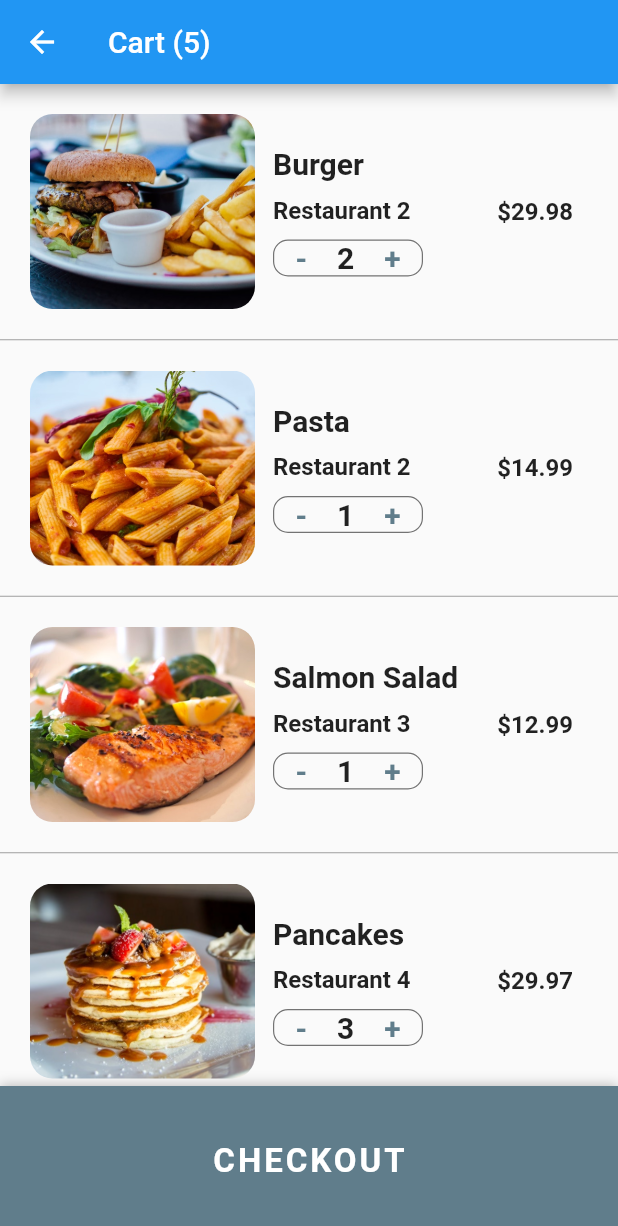
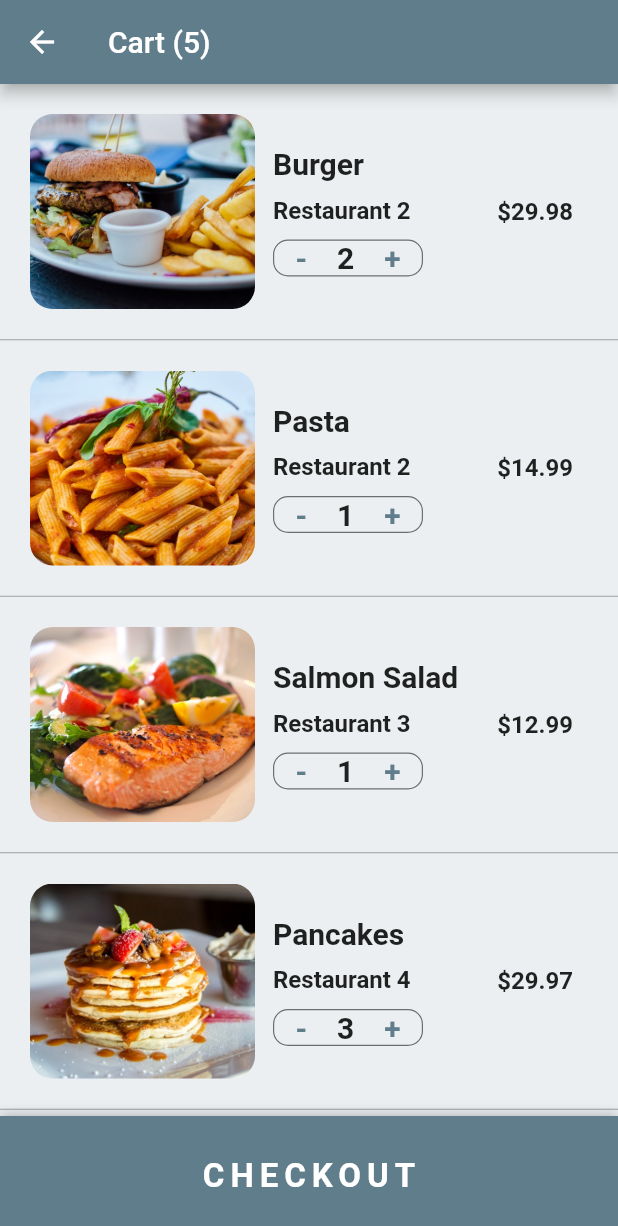
Before and after one commit to farzadseyyedzadeh/food_delivery_app, a Flutter app: the screen it shows after launch, after a tap on an icon or button, on a phone screen of 412 x 824 dp. Shown: the top 1226 px of the screen. Run offline on Flutter 3.47's test engine with Material 2 defaults, Android fonts, the phone set to English and light mode, and no system bars.

Commit message:
ui improved

```diff
--- a/lib/main.dart
+++ b/lib/main.dart
@@ -10,7 +10,7 @@ class MyApp extends StatelessWidget {
       title: 'Food Delivery App',
       debugShowCheckedModeBanner: false,
       theme: ThemeData(
-        scaffoldBackgroundColor: Colors.grey[50],
+        scaffoldBackgroundColor: Colors.blueGrey[50],
         primaryColor: Colors.blueGrey,
         visualDensity: VisualDensity.adaptivePlatformDensity,
       ),
--- a/lib/screens/cart_screen.dart
+++ b/lib/screens/cart_screen.dart
@@ -129,6 +129,7 @@ class _CartScreenState extends State<CartScreen> {
 
     return Scaffold(
       appBar: AppBar(
+        backgroundColor: Colors.blueGrey[500],
         title: Text('Cart (${currentUser.cart.length})'),
       ),
       body: ListView.separated(
@@ -182,7 +183,7 @@ class _CartScreenState extends State<CartScreen> {
                     ),
                   ],
                 ),
-                SizedBox(height: 80.0),
+                SizedBox(height: 100.0),
               ],
             ),
           );
@@ -195,7 +196,7 @@ class _CartScreenState extends State<CartScreen> {
         },
       ),
       bottomSheet: Container(
-        height: 100.0,
+        height: 80.0,
         width: MediaQuery.of(context).size.width,
         decoration: BoxDecoration(
           color: Theme.of(context).primaryColor,
@@ -215,7 +216,7 @@ class _CartScreenState extends State<CartScreen> {
                 color: Colors.white,
                 fontSize: 22.0,
                 fontWeight: FontWeight.bold,
-                letterSpacing: 2.0,
+                letterSpacing: 4.0,
               ),
             ),
             onPressed: () {},
--- a/lib/screens/home_screen.dart
+++ b/lib/screens/home_screen.dart
@@ -98,7 +98,7 @@ class _HomeScreenState extends State<HomeScreen> {
   Widget build(BuildContext context) {
     return Scaffold(
       appBar: AppBar(
-        backgroundColor: Colors.blueGrey,
+        backgroundColor: Colors.blueGrey[500],
         leading: IconButton(
           icon: Icon(Icons.account_circle),
           iconSize: 30.0,
```
